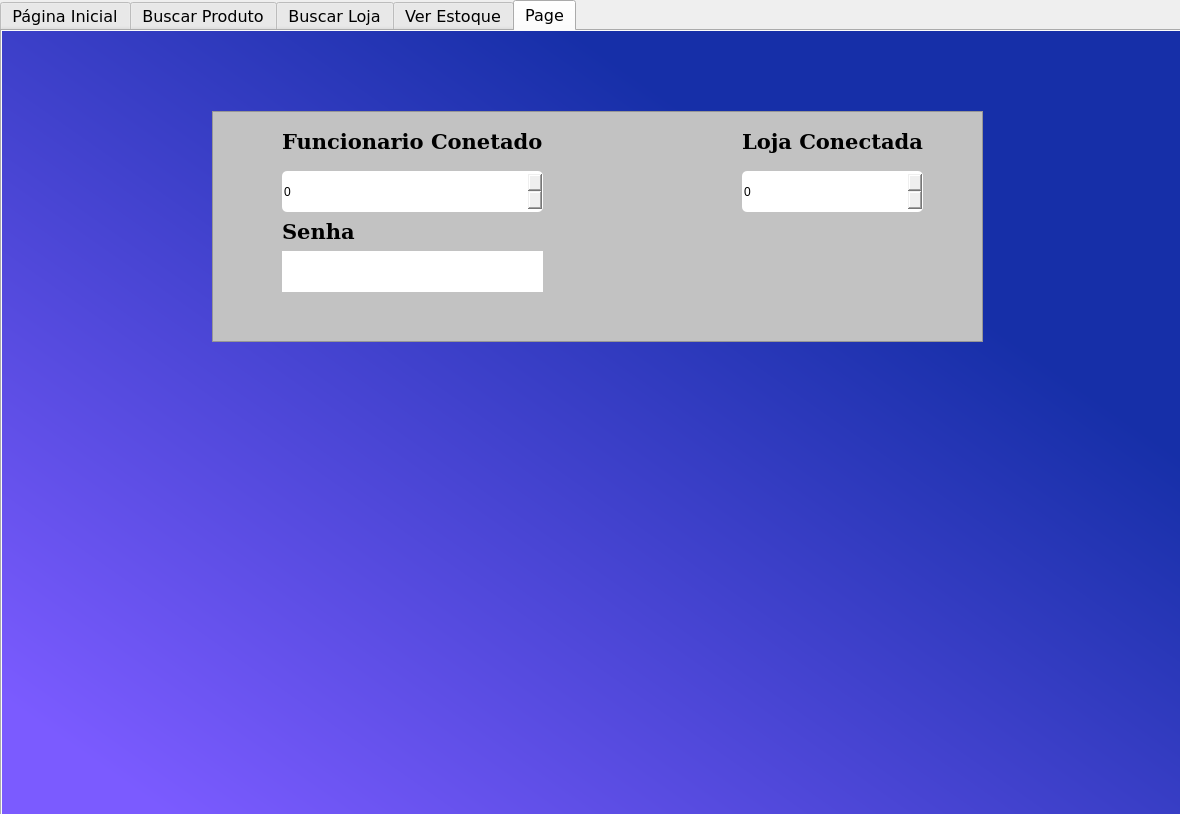
First picture: the form in telas/Home.ui, repository FranciscoMaik/Toth, before the edit.
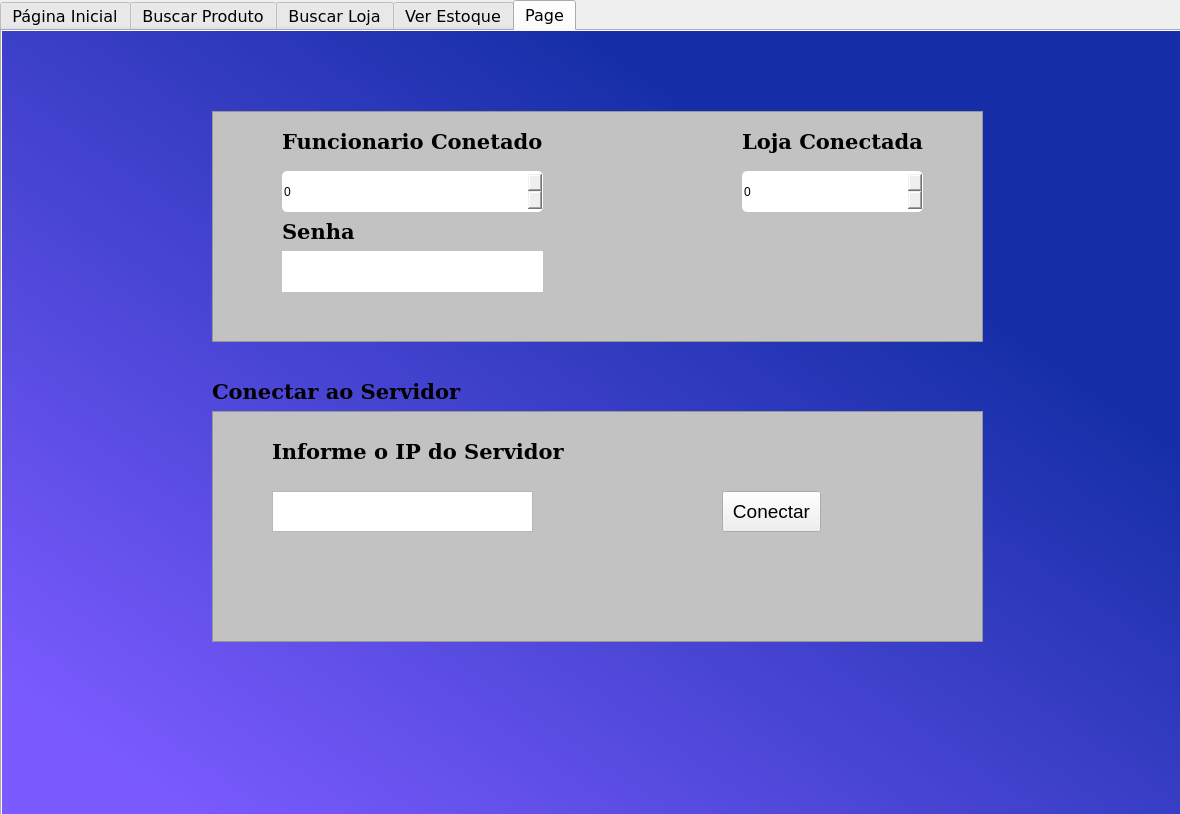
Second picture: the form after the edit.

Commit message: conexão das telas e cliente/servidor

```diff
--- a/telas/Home.ui
+++ b/telas/Home.ui
@@ -1238,6 +1238,104 @@
       <enum>QFrame::Raised</enum>
      </property>
     </widget>
+    <widget class="QFrame" name="frame_5">
+     <property name="geometry">
+      <rect>
+       <x>210</x>
+       <y>380</y>
+       <width>771</width>
+       <height>231</height>
+      </rect>
+     </property>
+     <property name="styleSheet">
+      <string notr="true">#frame_5{
+background-color:rgb(194, 194, 194);
+}</string>
+     </property>
+     <property name="frameShape">
+      <enum>QFrame::StyledPanel</enum>
+     </property>
+     <property name="frameShadow">
+      <enum>QFrame::Raised</enum>
+     </property>
+     <widget class="QLabel" name="label_7">
+      <property name="geometry">
+       <rect>
+        <x>60</x>
+        <y>20</y>
+        <width>301</width>
+        <height>41</height>
+       </rect>
+      </property>
+      <property name="font">
+       <font>
+        <family>DejaVu Serif</family>
+        <pointsize>16</pointsize>
+        <weight>75</weight>
+        <italic>false</italic>
+        <bold>true</bold>
+       </font>
+      </property>
+      <property name="text">
+       <string>Informe o IP do Servidor</string>
+      </property>
+     </widget>
+     <widget class="QTextEdit" name="txt_ip_server">
+      <property name="geometry">
+       <rect>
+        <x>60</x>
+        <y>80</y>
+        <width>261</width>
+        <height>41</height>
+       </rect>
+      </property>
+      <property name="styleSheet">
+       <string notr="true">#txt_senha_conectada{
+border-radius: 5px;
+}</string>
+      </property>
+     </widget>
+     <widget class="QPushButton" name="btn_conect_server">
+      <property name="geometry">
+       <rect>
+        <x>510</x>
+        <y>80</y>
+        <width>99</width>
+        <height>41</height>
+       </rect>
+      </property>
+      <property name="font">
+       <font>
+        <pointsize>14</pointsize>
+       </font>
+      </property>
+      <property name="text">
+       <string>Conectar</string>
+      </property>
+     </widget>
+    </widget>
+    <widget class="QLabel" name="label_6">
+     <property name="geometry">
+      <rect>
+       <x>210</x>
+       <y>340</y>
+       <width>261</width>
+       <height>41</height>
+      </rect>
+     </property>
+     <property name="font">
+      <font>
+       <family>DejaVu Serif</family>
+       <pointsize>16</pointsize>
+       <weight>75</weight>
+       <italic>false</italic>
+       <bold>true</bold>
+      </font>
+     </property>
+     <property name="text">
+      <string>Conectar ao Servidor</string>
+     </property>
+    </widget>
     <zorder>frame_3</zorder>
     <zorder>label_3</zorder>
     <zorder>sb_loja_conectada</zorder>
```
Left out of the diff: 2 changed lines with no effect on the pictures. The commit also changes 19 other files.
